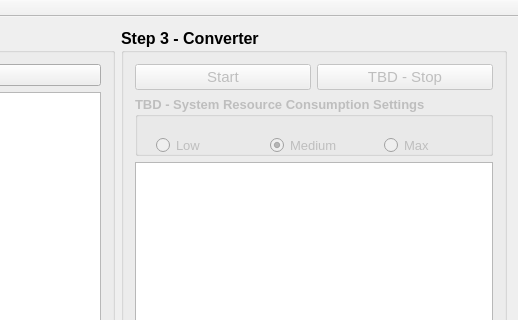
This is mainwindow.ui in jesper/easy-video-converter as Qt 5 draws it before an edit; both pictures show x 282 to 800 and y 0 to 320 of the 800 by 633 pixel window. The edited form follows.
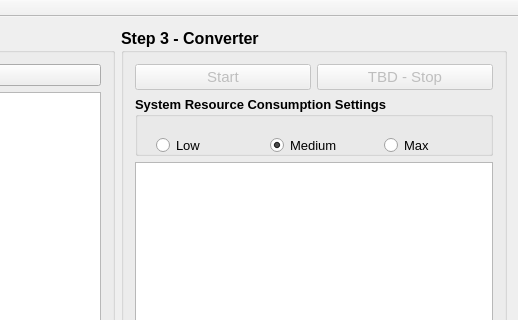
This is the edited form.

Commit message: Start of being able to set the thread count through the "system consumption" settings

```diff
--- a/mainwindow.ui
+++ b/mainwindow.ui
@@ -225,7 +225,7 @@
          <item>
           <widget class="QGroupBox" name="groupBox_5">
            <property name="enabled">
-            <bool>false</bool>
+            <bool>true</bool>
            </property>
            <property name="sizePolicy">
             <sizepolicy hsizetype="Preferred" vsizetype="MinimumExpanding">
@@ -247,7 +247,7 @@
             </font>
            </property>
            <property name="title">
-            <string>TBD - System Resource Consumption Settings</string>
+            <string>System Resource Consumption Settings</string>
            </property>
            <widget class="QWidget" name="horizontalLayoutWidget">
             <property name="geometry">
@@ -262,7 +262,7 @@
              <item>
               <widget class="QRadioButton" name="rb_low">
                <property name="enabled">
-                <bool>false</bool>
+                <bool>true</bool>
                </property>
                <property name="font">
                 <font>
@@ -278,7 +278,7 @@
              <item>
               <widget class="QRadioButton" name="rb_medium">
                <property name="enabled">
-                <bool>false</bool>
+                <bool>true</bool>
                </property>
                <property name="font">
                 <font>
@@ -297,7 +297,7 @@
              <item>
               <widget class="QRadioButton" name="rb_max">
                <property name="enabled">
-                <bool>false</bool>
+                <bool>true</bool>
                </property>
                <property name="font">
                 <font>
```
The commit also changes 5 other files.
